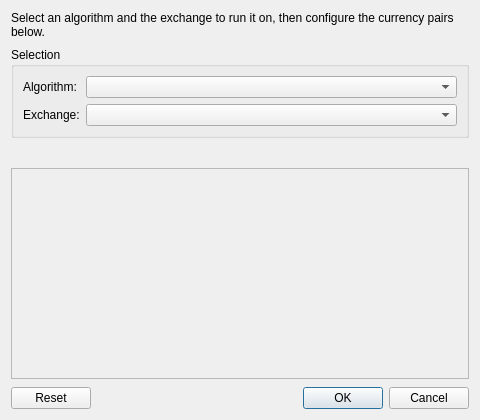
biddisco/lxqt-build-tools, file src/widgets/trading_launcher.ui: the form before one commit.
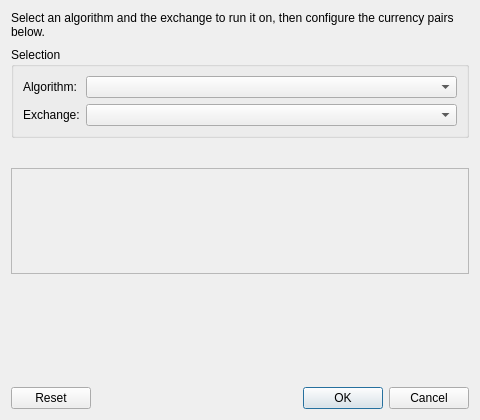
The form after the commit.

Commit message: Clean up trading launcher and indicator widget UI

The edit to the form file:
```diff
--- a/src/widgets/trading_launcher.ui
+++ b/src/widgets/trading_launcher.ui
@@ -88,6 +88,19 @@
      </widget>
     </widget>
    </item>
+    <item>
+     <spacer name="verticalSpacer">
+      <property name="orientation">
+       <enum>Qt::Orientation::Vertical</enum>
+      </property>
+      <property name="sizeHint" stdset="0">
+       <size>
+        <width>20</width>
+        <height>0</height>
+       </size>
+      </property>
+     </spacer>
+    </item>
    <item>
     <widget class="QDialogButtonBox" name="buttonBox">
      <property name="standardButtons">
```
Left out of the diff: 8 changed lines with no effect on the pictures. Lines whose indentation alone changed are shown as unchanged. The commit also changes 4 other files.
